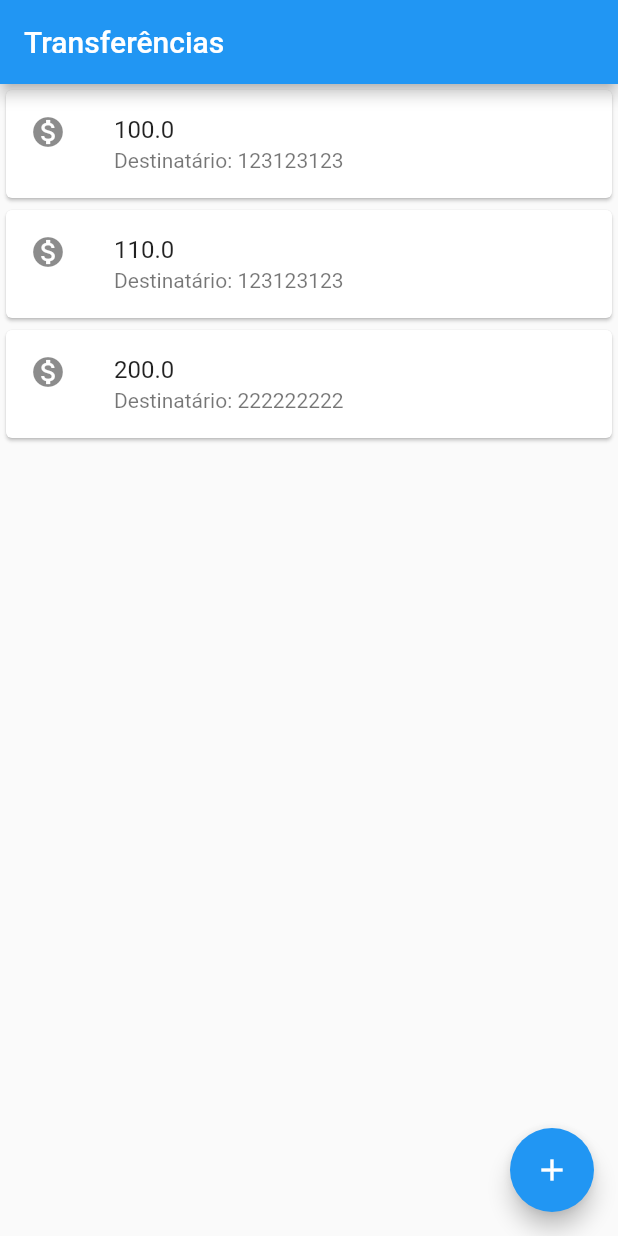
After one commit to maiquitome/transferencias, a Flutter app: the screen it shows after launch, on a phone screen of 412 x 824 dp. The commit adds this screen. Run offline on Flutter 3.47's test engine with Material 2 defaults, Android fonts, the phone set to English and light mode, and no system bars.

Commit message:
:recycle: separates the code into files

```diff
--- /dev/null
+++ b/lib/transfer_card.dart
@@ -0,0 +1,23 @@
+import 'package:flutter/material.dart';
+
+import './transfer_model.dart';
+
+class TransferCard extends StatelessWidget {
+  const TransferCard(
+    this._transfer, {
+    Key key,
+  }) : super(key: key);
+
+  final TransferModel _transfer;
+
+  @override
+  Widget build(BuildContext context) {
+    return Card(
+      child: ListTile(
+        leading: Icon(Icons.monetization_on),
+        title: Text('${_transfer.value}'),
+        subtitle: Text('Destinatário: ${_transfer.accountNumber}'),
+      ),
+    );
+  }
+}
--- /dev/null
+++ b/lib/transfer_model.dart
@@ -0,0 +1,11 @@
+import 'package:flutter/widgets.dart';
+
+class TransferModel {
+  final double value;
+  final int accountNumber;
+
+  TransferModel({
+    @required this.value,
+    @required this.accountNumber,
+  });
+}
--- /dev/null
+++ b/lib/transfers_page.dart
@@ -0,0 +1,26 @@
+import 'package:flutter/material.dart';
+
+import './transfer_card.dart';
+import './transfer_model.dart';
+
+class TransfersPage extends StatelessWidget {
+  @override
+  Widget build(BuildContext context) {
+    return Scaffold(
+      appBar: AppBar(
+        title: Text('Transferências'),
+      ),
+      body: Column(
+        children: <TransferCard>[
+          TransferCard(TransferModel(value: 100.0, accountNumber: 123123123)),
+          TransferCard(TransferModel(value: 110.0, accountNumber: 123123123)),
+          TransferCard(TransferModel(value: 200.0, accountNumber: 222222222)),
+        ],
+      ),
+      floatingActionButton: FloatingActionButton(
+        onPressed: () {},
+        child: Icon(Icons.add),
+      ),
+    );
+  }
+}
```
Also changed, not shown: lib/main.dart (+6 -51 lines).
